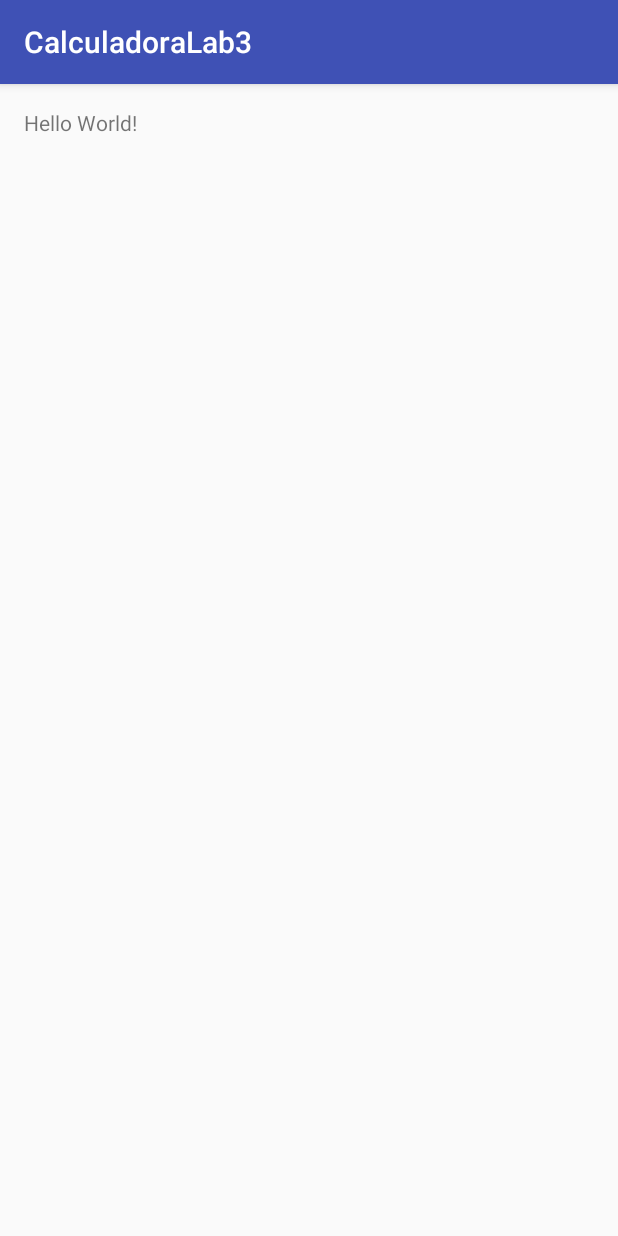
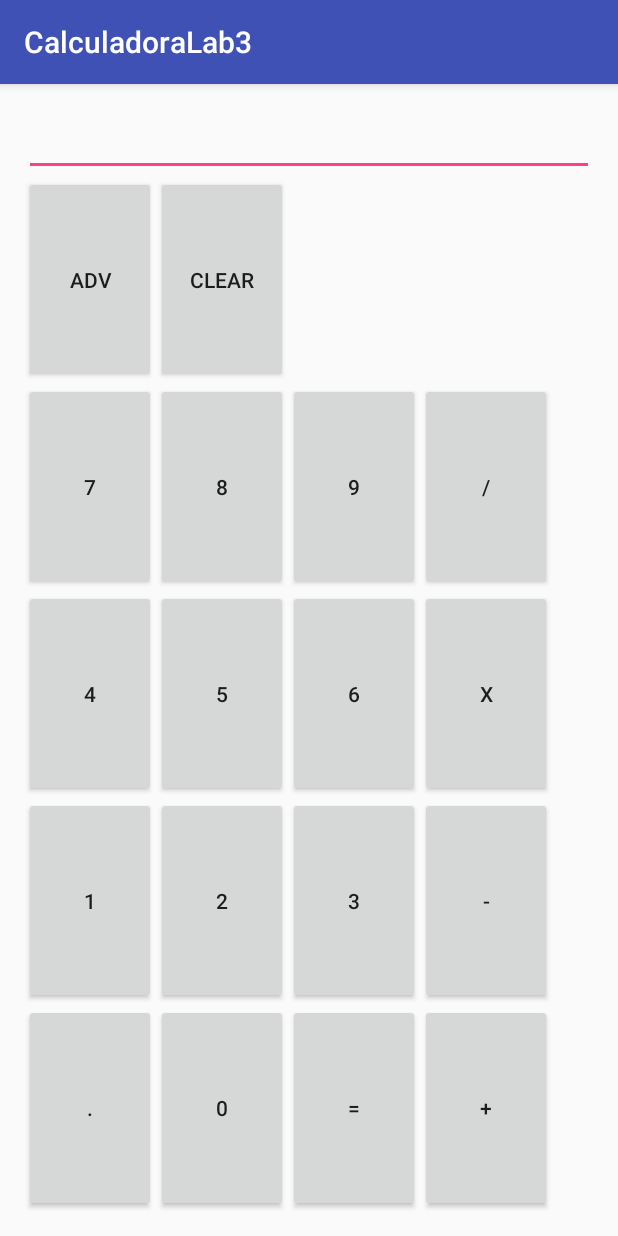
Before and after one commit to Darrieta05/Calcu, an Android app: the screen it shows after launch (MainActivity), on a phone screen of 412 x 824 dp. Run offline under Robolectric (Android 15) with nearby library versions, the phone set to English and light mode, and no system bars.

Commit message:
XML Changes

```diff
--- a/CalculadoraLab3/app/src/main/res/layout/activity_main.xml
+++ b/CalculadoraLab3/app/src/main/res/layout/activity_main.xml
@@ -1,5 +1,5 @@
 <?xml version="1.0" encoding="utf-8"?>
-<RelativeLayout xmlns:android="http://schemas.android.com/apk/res/android"
+<LinearLayout xmlns:android="http://schemas.android.com/apk/res/android"
     xmlns:tools="http://schemas.android.com/tools"
     android:layout_width="match_parent"
     android:layout_height="match_parent"
@@ -7,10 +7,134 @@
     android:paddingLeft="@dimen/activity_horizontal_margin"
     android:paddingRight="@dimen/activity_horizontal_margin"
     android:paddingTop="@dimen/activity_vertical_margin"
-    tools:context="com.example.darri.calculadoralab3.MainActivity">
+    tools:context="com.example.darri.calculadoralab3.MainActivity"
+    android:orientation="vertical">
 
-    <TextView
-        android:layout_width="wrap_content"
-        android:layout_height="wrap_content"
-        android:text="Hello World!" />
-</RelativeLayout>
+
+    <EditText
+        android:layout_width="match_parent"
+        android:layout_height="wrap_content" />
+
+    <TableLayout
+        android:layout_width="match_parent"
+        android:layout_height="match_parent">
+        <TableRow
+            android:layout_weight="1"
+            android:layout_gravity="center">
+            <Button
+                android:text="ADV"
+                android:id="@+id/advcalc"
+                android:layout_width="match_parent"
+                android:layout_height="match_parent"/>
+            <Button
+                android:text="CLEAR"
+                android:id="@+id/clear"
+                android:layout_width="wrap_content"
+                android:layout_gravity="right"
+                android:layout_height="match_parent"/>
+        </TableRow>
+
+        <TableRow
+            android:layout_weight="1"
+            android:layout_gravity="center">
+            <Button
+                android:text="7"
+                android:id="@+id/siete"
+                android:layout_width="wrap_content"
+                android:layout_height="match_parent"/>
+            <Button
+                android:text="8"
+                android:id="@+id/ocho"
+                android:layout_width="wrap_content"
+                android:layout_height="match_parent"/>
+            <Button
+                android:text="9"
+                android:id="@+id/nueve"
+                android:layout_width="wrap_content"
+                android:layout_height="match_parent"/>
+            <Button
+                android:text="/"
+                android:id="@+id/divide"
+                android:layout_width="wrap_content"
+                android:layout_height="match_parent"/>
+
+        </TableRow>
+
+        <TableRow
+            android:layout_weight="1"
+            android:layout_gravity="center">
+
+            <Button
+                android:text="4"
+                android:id="@+id/cuatro"
+                android:layout_width="wrap_content"
+                android:layout_height="fill_parent"/>
+            <Button
+                android:text="5"
+                android:id="@+id/cinco"
+                android:layout_width="wrap_content"
+                android:layout_height="fill_parent"/>
+            <Button
+                android:text="6"
+                android:id="@+id/seis"
+                android:layout_width="wrap_content"
+                android:layout_height="fill_parent"/>
+            <Button
+                android:text="X"
+                android:id="@+id/por"
+                android:layout_width="wrap_content"
+                android:layout_height="fill_parent"/>
+        </TableRow>
+
+        <TableRow
+            android:layout_weight="1"
+            android:layout_gravity="center">
+            <Button
+                android:text="1"
+                android:id="@+id/uno"
+                android:layout_width="wrap_content"
+                android:layout_height="match_parent"/>
+            <Button
+                android:text="2"
+                android:id="@+id/dos"
+                android:layout_width="wrap_content"
+                android:layout_height="match_parent"/>
+            <Button
+                android:text="3"
+                android:id="@+id/tres"
+                android:layout_width="wrap_content"
+                android:layout_height="match_parent"/>
+            <Button
+                android:text="-"
+                android:id="@+id/menos"
+                android:layout_width="wrap_content"
+                android:layout_height="match_parent"/>
+        </TableRow>
+
+        <TableRow
+            android:layout_weight="1"
+            android:layout_gravity="center">
+
+            <Button
+                android:text="."
+                android:id="@+id/punto"
+                android:layout_width="wrap_content"
+                android:layout_height="match_parent"/>
+            <Button
+                android:text="0"
+                android:id="@+id/cero"
+                android:layout_width="wrap_content"
+                android:layout_height="match_parent"/>
+            <Button
+                android:text="="
+                android:id="@+id/igual"
+                android:layout_width="wrap_content"
+                android:layout_height="match_parent"/>
+            <Button
+                android:text="+"
+                android:id="@+id/mas"
+                android:layout_width="wrap_content"
+                android:layout_height="match_parent"/>
+        </TableRow>
+    </TableLayout>
+</LinearLayout>
```
